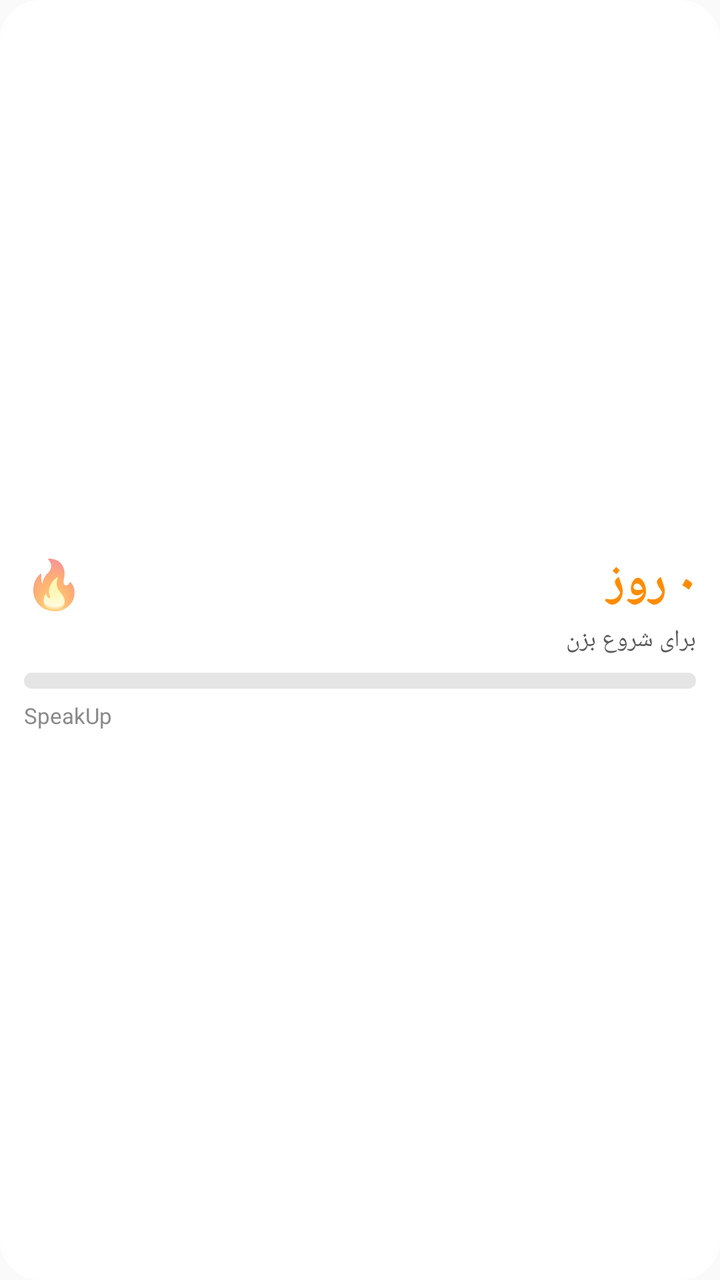
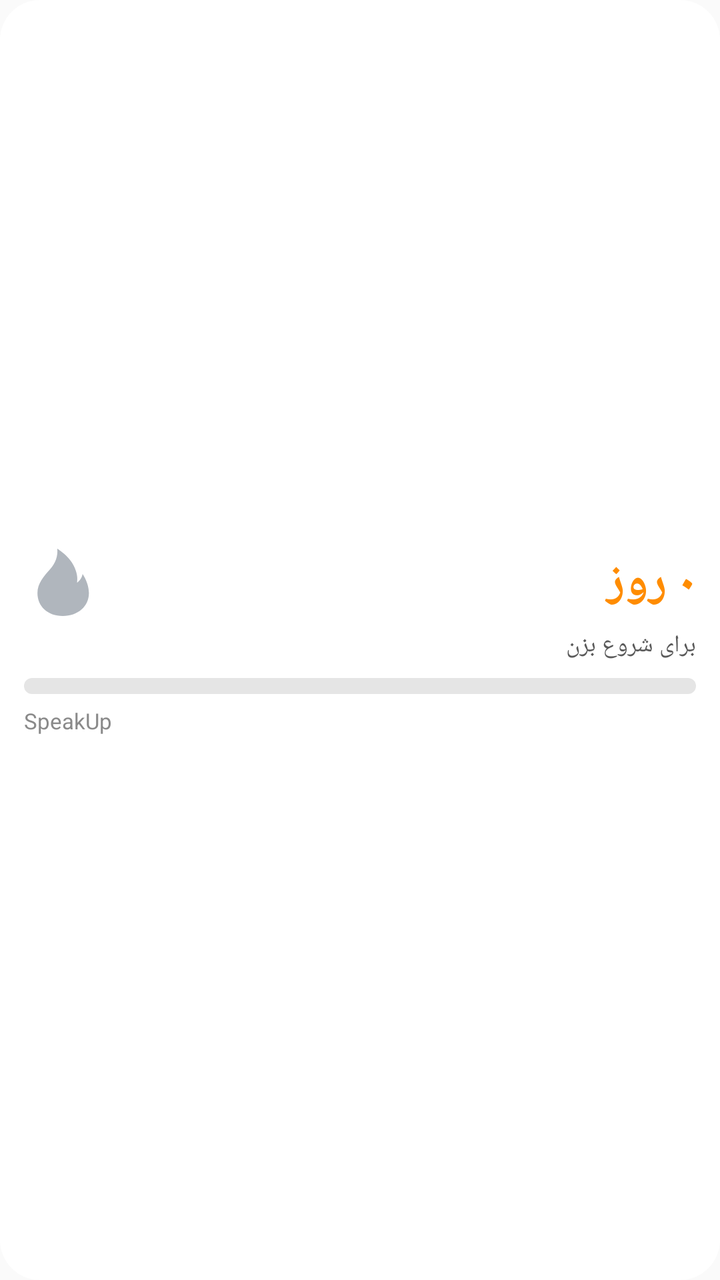

Compare the two renders of this Android layout. The source of the first and the diff that turns it into the second are given below.
<!-- AndroidManifest.xml: application theme Theme.SpeakUp -->
<!-- res/layout/widget_streak.xml -->
<?xml version="1.0" encoding="utf-8"?>
<LinearLayout xmlns:android="http://schemas.android.com/apk/res/android"
    android:id="@+id/widget_root"
    android:layout_width="match_parent"
    android:layout_height="match_parent"
    android:orientation="vertical"
    android:layoutDirection="rtl"
    android:gravity="center_vertical"
    android:padding="12dp"
    android:background="@drawable/widget_bg">

    <LinearLayout
        android:layout_width="match_parent"
        android:layout_height="wrap_content"
        android:orientation="horizontal"
        android:gravity="center_vertical">

        <TextView
            android:id="@+id/widget_flame"
            android:layout_width="wrap_content"
            android:layout_height="wrap_content"
            android:text="🔥"
            android:textSize="24sp" />

        <TextView
            android:id="@+id/widget_streak"
            android:layout_width="0dp"
            android:layout_weight="1"
            android:layout_height="wrap_content"
            android:layout_marginStart="6dp"
            android:textSize="24sp"
            android:textStyle="bold"
            android:maxLines="1"
            android:text="۰ روز"
            android:textColor="#FF8C00" />
    </LinearLayout>

    <TextView
        android:id="@+id/widget_message"
        android:layout_width="match_parent"
        android:layout_height="wrap_content"
        android:layout_marginTop="4dp"
        android:textSize="12sp"
        android:maxLines="2"
        android:text="برای شروع بزن"
        android:textColor="#5A5A5A" />

    <ProgressBar
        android:id="@+id/widget_bar"
        style="?android:attr/progressBarStyleHorizontal"
        android:layout_width="match_parent"
        android:layout_height="8dp"
        android:layout_marginTop="8dp"
        android:max="100"
        android:progressDrawable="@drawable/widget_progress" />

    <TextView
        android:id="@+id/widget_goal"
        android:layout_width="match_parent"
        android:layout_height="wrap_content"
        android:layout_marginTop="6dp"
        android:textSize="11sp"
        android:maxLines="1"
        android:text="SpeakUp"
        android:textColor="#8A8A8A" />
</LinearLayout>
<!-- resources referenced by this layout -->
<resources>
  <!-- drawable widget_bg (drawable) -->
  <?xml version="1.0" encoding="utf-8"?>
  <shape xmlns:android="http://schemas.android.com/apk/res/android" android:shape="rectangle">
      <solid android:color="#FFFFFF" />
      <corners android:radius="20dp" />
  </shape>
  <!-- drawable widget_progress (drawable) -->
  <?xml version="1.0" encoding="utf-8"?>
  <layer-list xmlns:android="http://schemas.android.com/apk/res/android">
      <item android:id="@android:id/background">
          <shape android:shape="rectangle">
              <solid android:color="#E5E5E5" />
              <corners android:radius="4dp" />
          </shape>
      </item>
      <item android:id="@android:id/progress">
          <clip>
              <shape android:shape="rectangle">
                  <solid android:color="#58CC02" />
                  <corners android:radius="4dp" />
              </shape>
          </clip>
      </item>
  </layer-list>
  <style name="Theme.SpeakUp" parent="android:Theme.Material.Light.NoActionBar" />
</resources>

<!-- the commit's change to res/layout/widget_streak.xml (unified diff, before → after) -->
@@ -15,12 +15,13 @@
         android:orientation="horizontal"
         android:gravity="center_vertical">
 
-        <TextView
+        
+        <ImageView
             android:id="@+id/widget_flame"
-            android:layout_width="wrap_content"
-            android:layout_height="wrap_content"
-            android:text="🔥"
-            android:textSize="24sp" />
+            android:layout_width="38dp"
+            android:layout_height="38dp"
+            android:contentDescription="@string/widget_description"
+            android:src="@drawable/ic_flame_dim" />
 
         <TextView
             android:id="@+id/widget_streak"
<!-- resource entries referenced after the edit -->
@@ -1,5 +1,15 @@
 <!-- resources referenced by this layout -->
 <resources>
+  <!-- drawable ic_flame_dim (drawable) -->
+  <vector xmlns:android="http://schemas.android.com/apk/res/android"
+      android:width="48dp"
+      android:height="48dp"
+      android:viewportWidth="48"
+      android:viewportHeight="48">
+      <path
+          android:fillColor="#B0B6BD"
+          android:pathData="M24.5,45 C15,45 8.5,39 8.5,30.5 C8.5,24.5 12.5,20 16.5,15.5 C20,11.5 21.5,7 21,2.5 C21,2.5 28.5,7 31.5,13.5 C33.5,17.5 34,21 33.5,24 C33.5,24 36.5,22 37,18.5 C37,18.5 41,24 41,30.5 C41,39 34,45 24.5,45 Z" />
+  </vector>
   <!-- drawable widget_bg (drawable) -->
   <?xml version="1.0" encoding="utf-8"?>
   <shape xmlns:android="http://schemas.android.com/apk/res/android" android:shape="rectangle">
@@ -24,6 +34,7 @@
           </clip>
       </item>
   </layer-list>
+  <string name="widget_description">زنجیره و هدف روزانه‌ات روی صفحه خانه</string>
   <style name="Theme.SpeakUp" parent="android:Theme.Material.Light.NoActionBar" />
 </resources>
 
